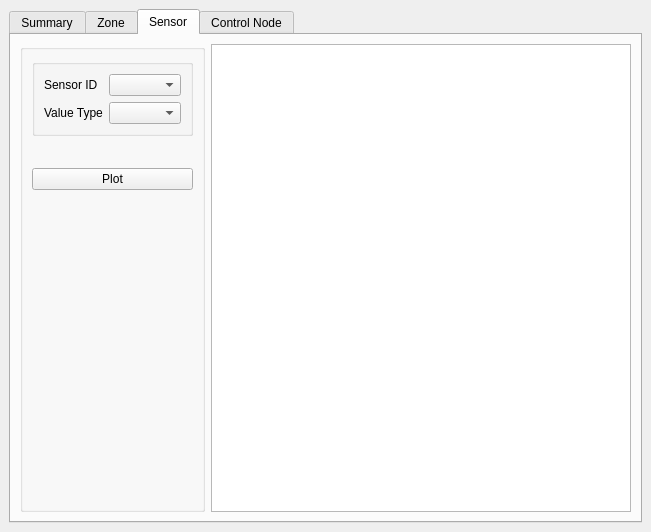
The window that Forms/main.ui (JosephEoff/Mud-Py-Analyser) describes before a commit, drawn with Qt 5.
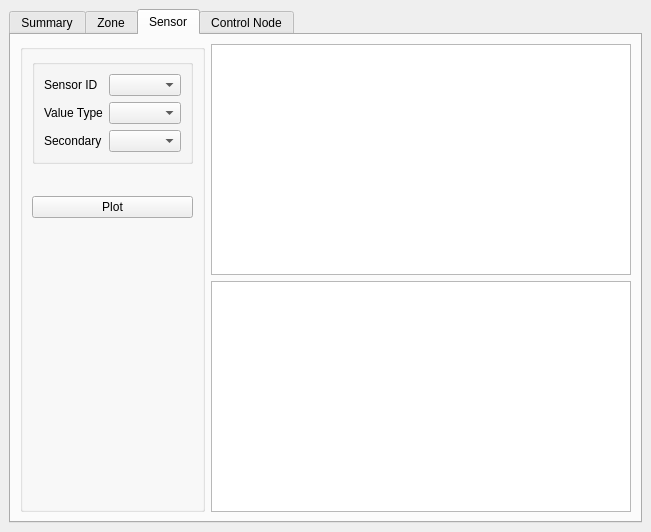
The same window after the commit. The open tabs and pages were chosen to show the change. Custom widgets are drawn as their Qt base class.

Commit message: Added controls for secondary displays, but not the functions.

```diff
--- a/Forms/main.ui
+++ b/Forms/main.ui
@@ -326,6 +326,29 @@
                       </property>
                      </widget>
                     </item>
+                    <item row="2" column="1">
+                     <widget class="QComboBox" name="comboBoxSensorType_Secondary">
+                      <property name="sizePolicy">
+                       <sizepolicy hsizetype="MinimumExpanding" vsizetype="Fixed">
+                        <horstretch>0</horstretch>
+                        <verstretch>0</verstretch>
+                       </sizepolicy>
+                      </property>
+                     </widget>
+                    </item>
+                    <item row="2" column="0">
+                     <widget class="QLabel" name="label_2">
+                      <property name="sizePolicy">
+                       <sizepolicy hsizetype="MinimumExpanding" vsizetype="Preferred">
+                        <horstretch>0</horstretch>
+                        <verstretch>0</verstretch>
+                       </sizepolicy>
+                      </property>
+                      <property name="text">
+                       <string>Secondary</string>
+                      </property>
+                     </widget>
+                    </item>
                    </layout>
                   </widget>
                  </item>
@@ -371,14 +394,21 @@
              </widget>
             </item>
             <item>
-             <widget class="PlotWidget" name="sensorPlot">
-              <property name="sizePolicy">
-               <sizepolicy hsizetype="Expanding" vsizetype="Expanding">
-                <horstretch>0</horstretch>
-                <verstretch>0</verstretch>
-               </sizepolicy>
-              </property>
-             </widget>
+             <layout class="QVBoxLayout" name="verticalLayout_6">
+              <item>
+               <widget class="PlotWidget" name="sensorPlot">
+                <property name="sizePolicy">
+                 <sizepolicy hsizetype="Expanding" vsizetype="Expanding">
+                  <horstretch>0</horstretch>
+                  <verstretch>0</verstretch>
+                 </sizepolicy>
+                </property>
+               </widget>
+              </item>
+              <item>
+               <widget class="PlotWidget" name="sensorPlot_Secondary"/>
+              </item>
+             </layout>
             </item>
            </layout>
           </item>
```
Left out of the diff: 62 changed lines with no effect on the pictures. The commit also changes 5 other files.
